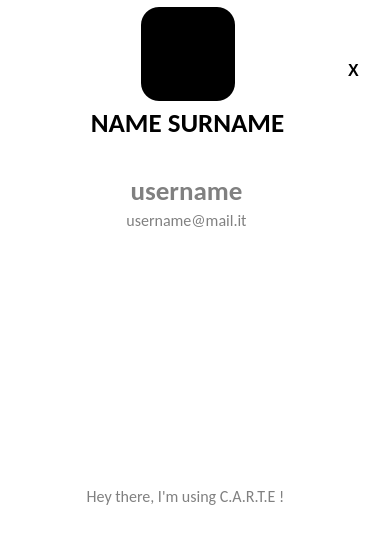
Qt form ClientModule/userprofile.ui (giovannic96/Real-time-collaborative-text-editor) before a commit.
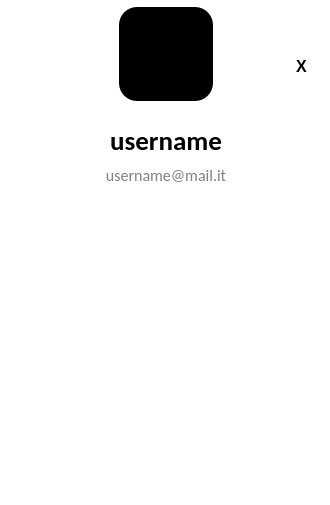
The same form after that commit. Icons and pictures are not drawn.

```diff
--- a/ClientModule/userprofile.ui
+++ b/ClientModule/userprofile.ui
@@ -6,20 +6,20 @@
    <rect>
     <x>0</x>
     <y>0</y>
-    <width>375</width>
-    <height>550</height>
+    <width>330</width>
+    <height>505</height>
    </rect>
   </property>
   <property name="minimumSize">
    <size>
-    <width>375</width>
-    <height>550</height>
+    <width>330</width>
+    <height>505</height>
    </size>
   </property>
   <property name="maximumSize">
    <size>
-    <width>375</width>
-    <height>550</height>
+    <width>330</width>
+    <height>505</height>
    </size>
   </property>
   <property name="windowTitle">
@@ -33,20 +33,20 @@
     <rect>
      <x>0</x>
      <y>0</y>
-     <width>375</width>
-     <height>550</height>
+     <width>500</width>
+     <height>505</height>
     </rect>
    </property>
    <property name="minimumSize">
     <size>
-     <width>375</width>
-     <height>550</height>
+     <width>330</width>
+     <height>505</height>
     </size>
    </property>
    <property name="maximumSize">
     <size>
-     <width>375</width>
-     <height>550</height>
+     <width>330</width>
+     <height>505</height>
     </size>
    </property>
    <property name="autoFillBackground">
@@ -60,21 +60,21 @@
    <widget class="QLabel" name="otherFile">
     <property name="geometry">
      <rect>
-      <x>204</x>
-      <y>348</y>
-      <width>150</width>
+      <x>207</x>
+      <y>327</y>
+      <width>100</width>
       <height>50</height>
      </rect>
     </property>
     <property name="minimumSize">
      <size>
-      <width>150</width>
+      <width>100</width>
       <height>50</height>
      </size>
     </property>
     <property name="maximumSize">
      <size>
-      <width>150</width>
+      <width>100</width>
       <height>50</height>
      </size>
     </property>
@@ -100,11 +100,23 @@
     <property name="geometry">
      <rect>
       <x>16</x>
-      <y>176</y>
-      <width>341</width>
-      <height>30</height>
+      <y>120</y>
+      <width>300</width>
+      <height>41</height>
      </rect>
     </property>
+    <property name="minimumSize">
+     <size>
+      <width>300</width>
+      <height>0</height>
+     </size>
+    </property>
+    <property name="maximumSize">
+     <size>
+      <width>300</width>
+      <height>16777215</height>
+     </size>
+    </property>
     <property name="font">
      <font>
       <family>Calibri</family>
@@ -114,7 +126,7 @@
      </font>
     </property>
     <property name="styleSheet">
-     <string notr="true">color:grey;</string>
+     <string notr="true">color:black;</string>
     </property>
     <property name="text">
      <string>username</string>
@@ -123,42 +135,27 @@
      <set>Qt::AlignCenter</set>
     </property>
    </widget>
-   <widget class="QLabel" name="name">
-    <property name="geometry">
-     <rect>
-      <x>22</x>
-      <y>108</y>
-      <width>331</width>
-      <height>30</height>
-     </rect>
-    </property>
-    <property name="font">
-     <font>
-      <family>Calibri</family>
-      <pointsize>20</pointsize>
-      <weight>75</weight>
-      <bold>true</bold>
-     </font>
-    </property>
-    <property name="styleSheet">
-     <string notr="true"/>
-    </property>
-    <property name="text">
-     <string>NAME SURNAME</string>
-    </property>
-    <property name="alignment">
-     <set>Qt::AlignCenter</set>
-    </property>
-   </widget>
    <widget class="QLabel" name="Mail">
     <property name="geometry">
      <rect>
       <x>16</x>
-      <y>205</y>
-      <width>341</width>
+      <y>160</y>
+      <width>300</width>
       <height>30</height>
      </rect>
     </property>
+    <property name="minimumSize">
+     <size>
+      <width>300</width>
+      <height>0</height>
+     </size>
+    </property>
+    <property name="maximumSize">
+     <size>
+      <width>300</width>
+      <height>16777215</height>
+     </size>
+    </property>
     <property name="font">
      <font>
       <family>Calibri</family>
@@ -180,21 +177,21 @@
    <widget class="QLabel" name="totFile">
     <property name="geometry">
      <rect>
-      <x>88</x>
-      <y>260</y>
-      <width>200</width>
+      <x>16</x>
+      <y>245</y>
+      <width>300</width>
       <height>50</height>
      </rect>
     </property>
     <property name="minimumSize">
      <size>
-      <width>200</width>
+      <width>300</width>
       <height>50</height>
      </size>
     </property>
     <property name="maximumSize">
      <size>
-      <width>200</width>
+      <width>300</width>
       <height>50</height>
      </size>
     </property>
@@ -216,60 +213,24 @@
      <set>Qt::AlignCenter</set>
     </property>
    </widget>
-   <widget class="QLabel" name="status">
-    <property name="geometry">
-     <rect>
-      <x>25</x>
-      <y>471</y>
-      <width>321</width>
-      <height>51</height>
-     </rect>
-    </property>
-    <property name="font">
-     <font>
-      <family>Calibri</family>
-      <pointsize>12</pointsize>
-      <weight>50</weight>
-      <bold>false</bold>
-     </font>
-    </property>
-    <property name="styleSheet">
-     <string notr="true">color: grey;</string>
-    </property>
-    <property name="text">
-     <string>Hey there, I'm using C.A.R.T.E !</string>
-    </property>
-    <property name="textFormat">
-     <enum>Qt::AutoText</enum>
-    </property>
-    <property name="scaledContents">
-     <bool>false</bool>
-    </property>
-    <property name="alignment">
-     <set>Qt::AlignCenter</set>
-    </property>
-    <property name="wordWrap">
-     <bool>false</bool>
-    </property>
-   </widget>
    <widget class="QLabel" name="myFile">
     <property name="geometry">
      <rect>
-      <x>24</x>
-      <y>347</y>
-      <width>150</width>
+      <x>27</x>
+      <y>327</y>
+      <width>100</width>
       <height>50</height>
      </rect>
     </property>
     <property name="minimumSize">
      <size>
-      <width>150</width>
+      <width>100</width>
       <height>50</height>
      </size>
     </property>
     <property name="maximumSize">
      <size>
-      <width>150</width>
+      <width>100</width>
       <height>50</height>
      </size>
     </property>
@@ -294,7 +255,7 @@
    <widget class="QPushButton" name="UserImageButton">
     <property name="geometry">
      <rect>
-      <x>141</x>
+      <x>119</x>
       <y>7</y>
       <width>94</width>
       <height>94</height>
@@ -343,8 +304,8 @@
    <widget class="QPushButton" name="exitButton">
     <property name="geometry">
      <rect>
-      <x>342</x>
-      <y>59</y>
+      <x>290</x>
+      <y>55</y>
       <width>23</width>
       <height>23</height>
      </rect>
```
Left out of the diff: 4 changed lines with no effect on the pictures.
